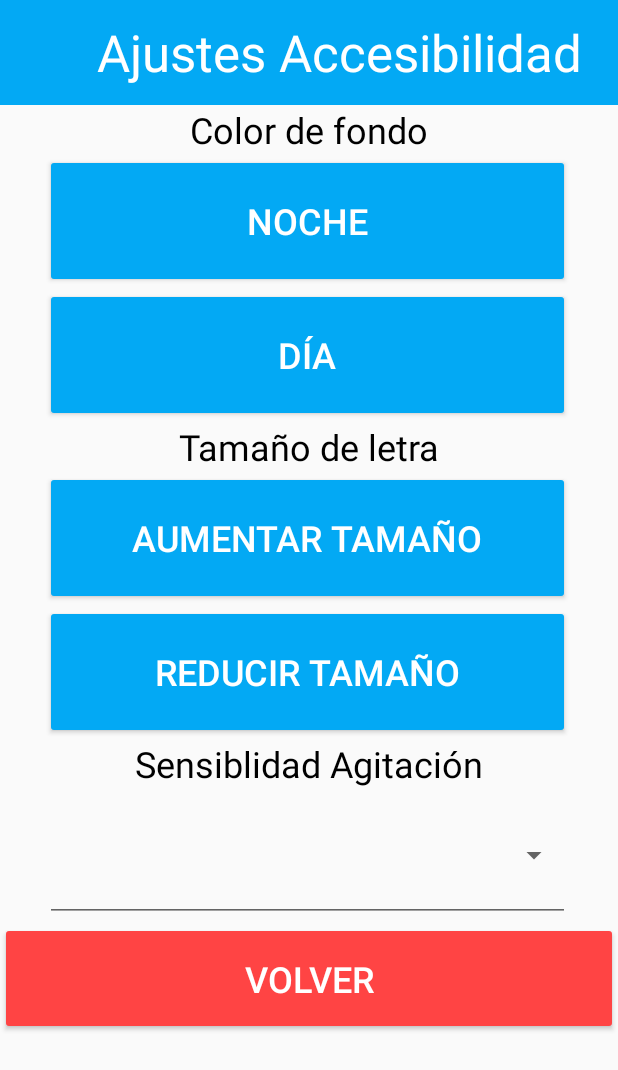
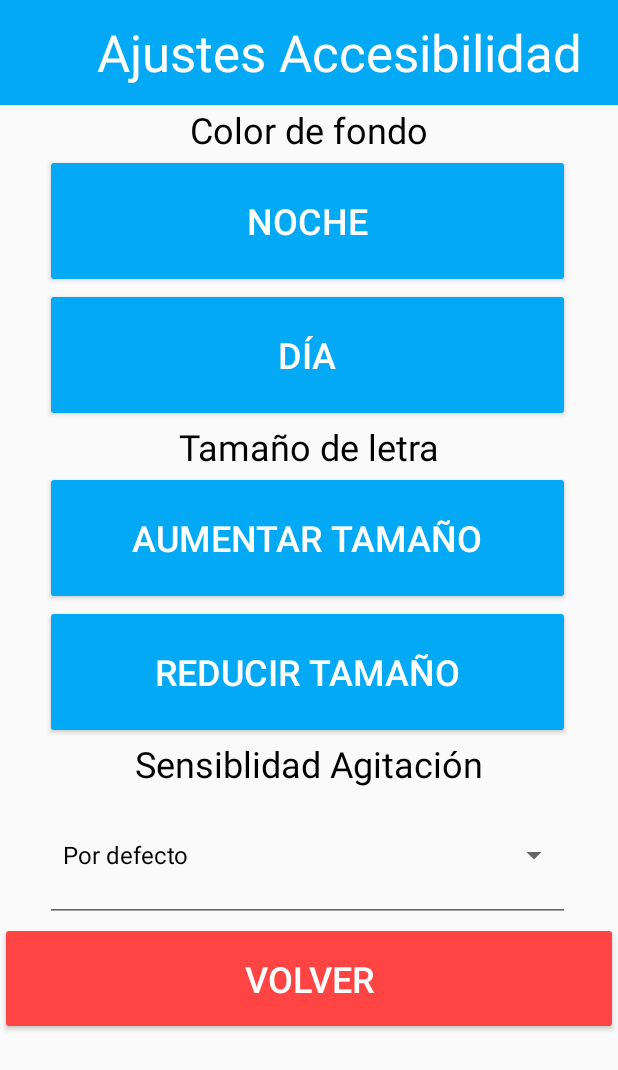
Before and after one commit to aagv2004/SecAlarm, an Android app: the activityAccesibilidad screen opened directly, with no data from a screen before it, on a phone screen of 412 x 824 dp. Shown: the top 1070 px of the screen. Run offline under Robolectric (Android 15) with nearby library versions, the phone set to English and light mode, and no system bars.

Commit message:
Version 3.0.7: Se lograron identificar algunos niveles de sensibilidad de agitación del apartado de accesibilidad, en un futuro se podrá manejar la sensibilidad en cualquier lugar de la aplicación.

```diff
--- a/app/src/main/java/com/example/myapplication/activityAccesibilidad.java
+++ b/app/src/main/java/com/example/myapplication/activityAccesibilidad.java
@@ -1,6 +1,11 @@
 package com.example.myapplication;
 
+import android.content.Context;
 import android.content.Intent;
+import android.hardware.Sensor;
+import android.hardware.SensorEvent;
+import android.hardware.SensorEventListener;
+import android.hardware.SensorManager;
 import android.os.Build;
 import android.os.Bundle;
 import android.view.View;
@@ -13,15 +18,21 @@ import androidx.core.view.ViewCompat;
 import androidx.core.view.WindowInsetsCompat;
 import android.content.SharedPreferences;
 import android.widget.AdapterView;
+import android.widget.ArrayAdapter;
 import android.widget.Button;
 import android.widget.Spinner;
+import android.widget.Toast;
 
 
-public class activityAccesibilidad extends AppCompatActivity {
+public class activityAccesibilidad extends AppCompatActivity implements SensorEventListener {
 
+    private SensorManager sensorManager;
+    private Sensor accelerometer;
+    private float sensitivityThreshold;
     private SharedPreferences sharedPreferences;
     private static final String PREFS_NAME = "themePrefs";
     private static final String THEME_KEY = "theme";
+    private Spinner spinnerSensibilidad;
 
     @Override
     protected void onCreate(Bundle savedInstanceState) {
@@ -63,6 +74,70 @@ public class activityAccesibilidad extends AppCompatActivity {
                 System.out.println("MODO DÍA: ACTIVADO");
             }
         });
+        sensorManager = (SensorManager) getSystemService(Context.SENSOR_SERVICE);
+        accelerometer = sensorManager.getDefaultSensor(Sensor.TYPE_ACCELEROMETER);
+
+        spinnerSensibilidad = findViewById(R.id.spinner);
+        ArrayAdapter<CharSequence> adapter = ArrayAdapter.createFromResource(this,
+                R.array.sensibilidad_opciones, android.R.layout.simple_spinner_item);
+        adapter.setDropDownViewResource(android.R.layout.simple_spinner_dropdown_item);
+        spinnerSensibilidad.setAdapter(adapter);
+        spinnerSensibilidad.setOnItemSelectedListener(new AdapterView.OnItemSelectedListener() {
+            @Override
+            public void onItemSelected(AdapterView<?> parentView, View selectedItemView, int position, long id) {
+                String sensibilidadSeleccionada = parentView.getItemAtPosition(position).toString();
+                Toast.makeText(getApplicationContext(), "Sensibilidad: " + sensibilidadSeleccionada, Toast.LENGTH_SHORT).show();
+
+                switch (sensibilidadSeleccionada) {
+                    case "Caida":
+                        sensitivityThreshold = 15.0f; //Alto para alguna caída
+                        break;
+                    case "Golpe":
+                        sensitivityThreshold = 25.0f; //Medio para algún golpe
+                        break;
+                    case "Agitacion":
+                        sensitivityThreshold = 35.0f; //Bajo para agitación
+                        break;
+                    default:
+                        sensitivityThreshold = 20.0f; //Por defecto
+                        break;
+                }
+                Toast.makeText(getApplicationContext(), "Sensibilidad ajustada a: " + sensibilidadSeleccionada, Toast.LENGTH_SHORT).show();
+            }
+
+            @Override
+            public void onNothingSelected(AdapterView<?> adapterView) {
+
+            }
+        });
+    }
+
+    protected void onResume() {
+        super.onResume();
+        sensorManager.registerListener(this, accelerometer, SensorManager.SENSOR_DELAY_NORMAL);
+    }
+    protected void onPause(){
+        super.onPause();
+        sensorManager.unregisterListener(this);
+    }
+    @Override
+    public void onSensorChanged(SensorEvent event) {
+        if (event.sensor.getType() == Sensor.TYPE_ACCELEROMETER) {
+            float x = event.values[0];
+            float y = event.values[1];
+            float z = event.values[2];
+
+            float magnitude = (float) Math.sqrt(x * x + y * y + z * z);
+
+            if (magnitude > sensitivityThreshold) {
+                Toast.makeText(getApplicationContext(), "!Movimiento detectado! Magnitud: " + magnitude, Toast.LENGTH_SHORT).show();
+            }
+        }
+    }
+
+    @Override
+    public void onAccuracyChanged(Sensor sensor, int i) {
+
     }
 
 
@@ -90,5 +165,4 @@ public class activityAccesibilidad extends AppCompatActivity {
         startActivity(intent);
     }
 
-
 }
--- a/app/src/main/res/layout/activity_accesibilidad.xml
+++ b/app/src/main/res/layout/activity_accesibilidad.xml
@@ -90,7 +90,7 @@
         style="@android:style/Widget.Material.Light.Spinner.Underlined"
         android:layout_width="350dp"
         android:layout_height="89dp"
-        android:outlineProvider="none"
+        android:entries="@array/sensibilidad_opciones"
         android:spinnerMode="dropdown"
         android:translationX="30dp" />
 
--- a/app/src/main/res/values/strings.xml
+++ b/app/src/main/res/values/strings.xml
@@ -25,4 +25,9 @@
     <string name="revisar_accidentes">Revisar Accidentes</string>
     <string name="preferido">Preferido</string>
     <string name="regresar">Regresar</string>
+    <string-array name="sensibilidad_opciones">
+        <item>Por defecto</item>
+        <item>Medio</item>
+        <item>Alto</item>
+    </string-array>
 </resources>
```
Also changed, not shown: app/src/main/java/com/example/myapplication/MainActivity.java (+0 -8 lines).
